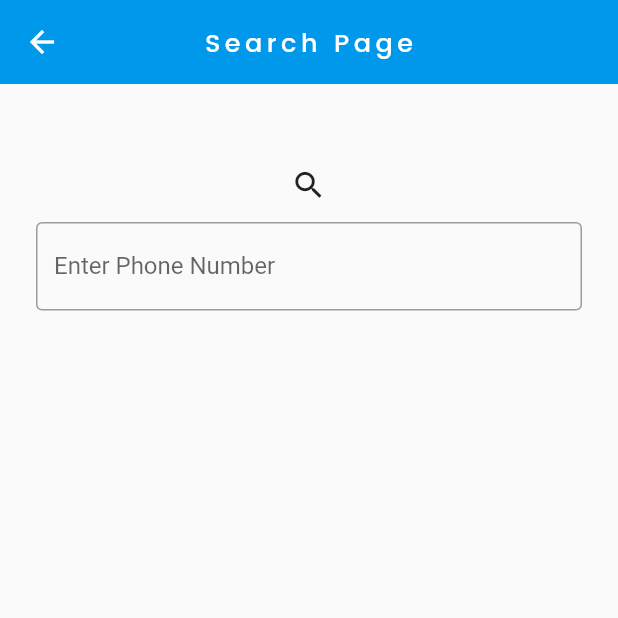
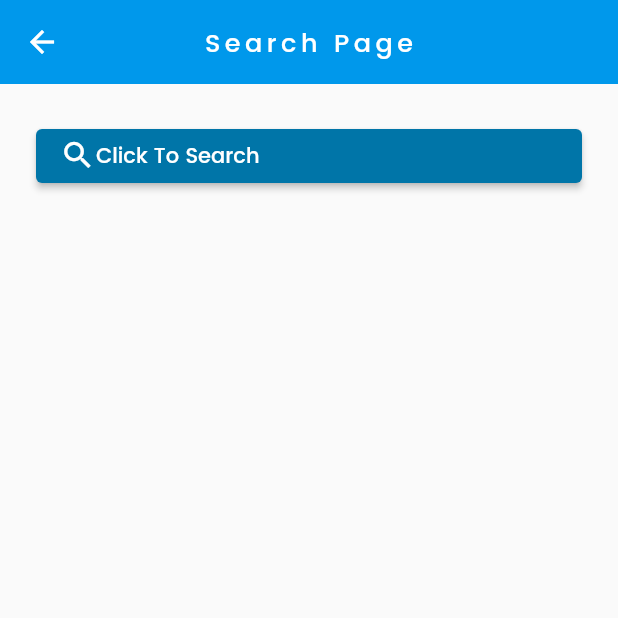
Before and after one commit to BLUECALF/mombasa_water_mobile, a Flutter app: the SearchPage screen opened directly, on a phone screen of 412 x 824 dp, the top half of it. Run offline on Flutter 3.47's test engine with Material 2 defaults, Android fonts, the phone set to English and light mode, and no system bars; drawn by our look-alikes of flutter_form_builder; our stand-ins replace get, shared_preferences; missing offline and left inert: gradient_ui_widgets; accounts and stored records are empty.

Commit message:
Fix: implemented Search page to work well

```diff
--- a/lib/pages/search/search_page.dart
+++ b/lib/pages/search/search_page.dart
@@ -1,13 +1,21 @@
 import 'package:flutter/material.dart';
-import 'package:flutter_form_builder/flutter_form_builder.dart';
 import 'package:get/get.dart';
 import 'package:mombasa_water/mw_icons_icons.dart';
+import 'package:mombasa_water/pages/accounts/accounts_page.dart';
+import 'package:mombasa_water/pages/drawer_pages/left_drawer_contents.dart';
+import 'package:mombasa_water/pages/services/detailed_services/desludging_service_page.dart';
+import 'package:mombasa_water/pages/services/detailed_services/illegal_fee_page.dart';
+import 'package:mombasa_water/pages/services/detailed_services/kiosk_service_page.dart';
+import 'package:mombasa_water/pages/services/detailed_services/new_water_service_page.dart';
+import 'package:mombasa_water/pages/services/detailed_services/other_payments_page.dart';
+import 'package:mombasa_water/pages/services/detailed_services/pay_page.dart';
+import 'package:mombasa_water/pages/services/detailed_services/query_bill_page.dart';
+import 'package:mombasa_water/pages/services/detailed_services/sewer_service_page.dart';
+import 'package:mombasa_water/pages/services/detailed_services/water_tank_service_page.dart';
 import 'package:mombasa_water/pages/services/services_controller.dart';
+import 'package:mombasa_water/style/hint_text_style.dart';
 
 class SearchPage extends GetView {
-  final _formKey2 = GlobalKey<FormBuilderState>();
-  // make get popup to activate acc
-  RxString errorText = "".obs;
   ServicesContoller servicesController = Get.find<ServicesContoller>();
   @override
   Widget build(BuildContext context) {
@@ -19,40 +27,17 @@ class SearchPage extends GetView {
             padding: EdgeInsets.all(24.0),
             child: Column(
               children: [
-                SizedBox(height: 20,),
-                Obx(
-                      () => FormBuilder(
-                    key: _formKey2,
-                    child: Column(
-                      children: [
-                        IconButton(
-                          icon: Icon(MwIcons.search),
-                          onPressed: (){
-                            showSearch(context: context, delegate: MySearchDelegate());
-                          },
-                        ),
-                        FormBuilderTextField(
-                          name: 'phone',
-                          decoration: InputDecoration(
-                              labelText: 'Enter Phone Number',
-                              border: OutlineInputBorder(),
-                              errorText: errorText.value.length > 0
-                                  ? errorText.value
-                                  : null),
-                          onChanged: (String ?val) {
-                            errorText.value = '';
-                          },
-                          // valueTransformer: (text) => num.tryParse(text),
-                          validator: FormBuilderValidators.compose([
-                            FormBuilderValidators.required(context),
-                            FormBuilderValidators.numeric(context)
-                          ]),
-                          keyboardType: TextInputType.number,
-                        ),
-
-                      ],
-                    ),
+                ElevatedButton(
+                  style: myButtonStyle(),
+                  child: Row(
+                    children: [
+                      Icon(MwIcons.search),
+                      Text("Click To Search",style: myHintStyle())
+                    ],
                   ),
+                  onPressed: (){
+                    showSearch(context: context, delegate: MySearchDelegate());
+                  },
                 ),
               ],
             )),
@@ -63,6 +48,52 @@ class SearchPage extends GetView {
 
 class MySearchDelegate extends SearchDelegate
 {
+  List<String> searchResults = [
+    "pay",
+    "query bill",
+    "illegal fee",
+    "other payments",
+    "desludging service",
+    "water tank service",
+    "sewer service",
+    "kiosk lic & admin fee",
+    "new water lic fees",
+    "help & support",
+    "share",
+    "tell your friend",
+    "delete account",
+    "logout",
+    "switch account",
+    "faq",
+    "mombasa water website",
+    "terms and conditions",
+    "privacy policy"
+  ];
+
+  Map result_and_location =
+  {
+    "pay":PayPage(),
+    "query bill":QueryBillPage(),
+    "illegal fee":IllegalFeePage(),
+    "other payments": OtherPaymentsPage(),
+    "desludging service":DesludgingServicePage(),
+    "water tank service":WaterTankServicePage(),
+    "sewer service":SewerServicePage(),
+    "kiosk lic & admin fee":KioskServicePage(),
+    "new water lic fees":NewWaterServicePage(),
+    "help & support":AccountsPage(),
+    "share":AccountsPage(),
+    "tell your friend":AccountsPage(),
+    "delete account":AccountsPage(),
+    "logout":AccountsPage(),
+    "switch account":LeftDrawer(),
+    "faq":LeftDrawer(),
+    "mombasa water website":LeftDrawer(),
+    "terms and conditions":LeftDrawer(),
+    "privacy policy":LeftDrawer()
+
+  };
+
   @override
   List<Widget>? buildActions(BuildContext context) {
     // TODO: implement buildActions
@@ -88,16 +119,39 @@ class MySearchDelegate extends SearchDelegate
   @override
   Widget buildResults(BuildContext context) {
     // TODO: implement buildResults
-    return Container(
-      child: Text("Hi build results"),
+    return Center(
+      child: Text(query,
+      style: const TextStyle(fontFamily: "Poppins"),
+      ),
     );
   }
 
   @override
   Widget buildSuggestions(BuildContext context) {
-    // TODO: implement buildSuggestions
-    return Container(
-      child: Text("Hi suggestions"),
+  List<String> suggestions = searchResults.where((searchResults)
+  {
+    final result = searchResults.toLowerCase();
+    final input = query.toLowerCase();
+
+    return result.contains(input);
+  }
+
+  ).toList();    //
+    return ListView.builder(
+        itemCount: suggestions.length,
+        itemBuilder: (context,index)
+    {
+      final suggestion = suggestions[index];
+
+      return ListTile(
+        title: Text(suggestion,style: TextStyle(fontFamily: "Poppins"),),
+        onTap: ()
+        {
+          query = suggestion;
+         Get.to(result_and_location[query]);
+        },
+      );
+    }
     );
   }
 }
--- a/lib/pages/services/services_page.dart
+++ b/lib/pages/services/services_page.dart
@@ -1,6 +1,7 @@
 import 'package:flutter/material.dart';
 import 'package:get/get.dart';
 import 'package:mombasa_water/mw_icons_icons.dart';
+import 'package:mombasa_water/pages/search/search_page.dart';
 import 'package:mombasa_water/pages/services/detailed_services/desludging_service_page.dart';
 import 'package:mombasa_water/pages/services/detailed_services/illegal_fee_page.dart';
 import 'package:mombasa_water/pages/services/detailed_services/kiosk_service_page.dart';
@@ -29,7 +30,7 @@ class ServicesPage extends GetView<ServicesContoller>{
         ),),
          actions:[
            TextButton.icon(icon:Icon(MwIcons.search,color: Colors.black),
-              onPressed: (){},label: Text(""),),
+              onPressed: (){Get.to(SearchPage());},label: Text(""),),
          ],
         centerTitle: true,
         backgroundColor: Colors.white,
```
